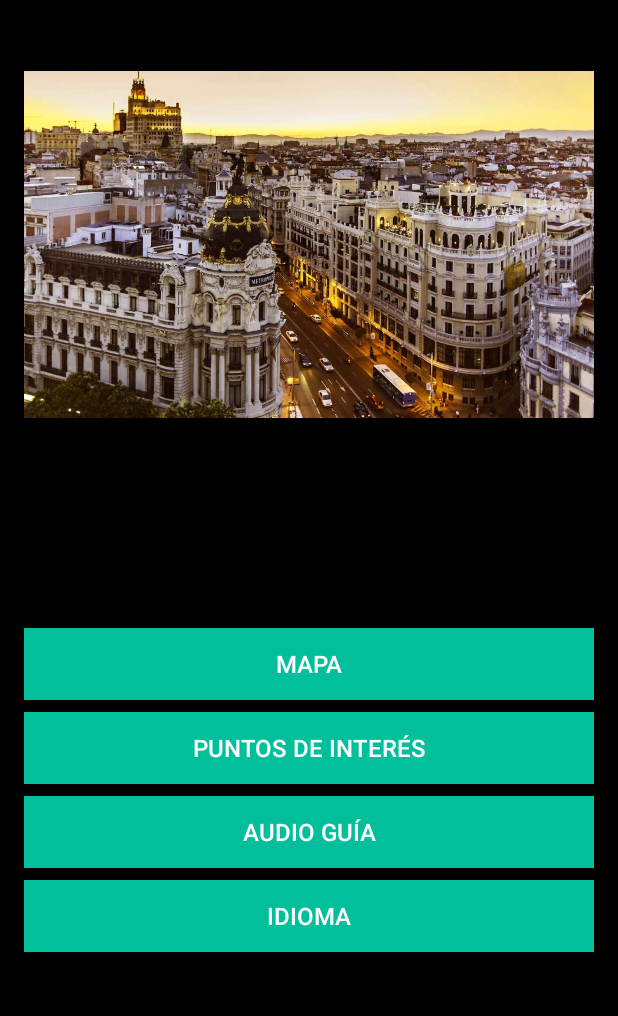
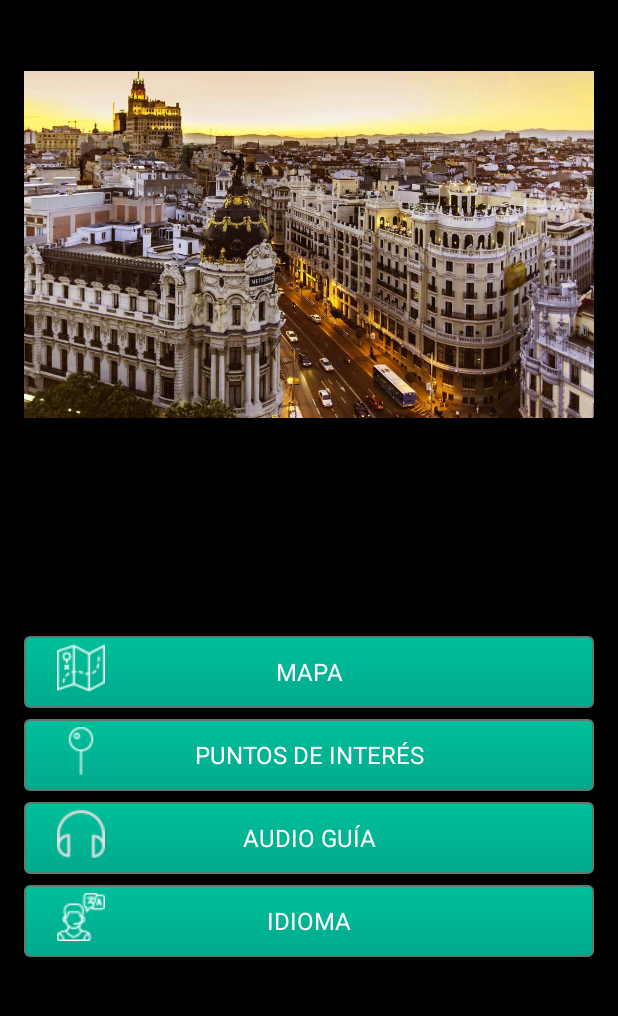
Before and after one commit to GynGyny/MadridEncantadaPFC, an Android app: the screen it shows after launch (MainActivity), on a phone screen of 412 x 824 dp, the part 84-1100 px from its top. Run offline under Robolectric (Android 15) with nearby library versions, the phone set to English and light mode, and no system bars.

Commit message:
Mejorado estilo del main
Añadidos iconos y selectors para los iconos de mainactivity.
Solucionado problema al volver atrás desde MainActivity

```diff
--- a/app/src/main/AndroidManifest.xml
+++ b/app/src/main/AndroidManifest.xml
@@ -60,10 +60,10 @@
         <activity
             android:name=".activities.PointMapActivity"
             android:label="@string/title_activity_point_map" />
-        <activity android:name=".activities.StartActivity">
+        <activity android:name=".activities.StartActivity"
+            android:theme="@style/AppTheme.NoActionBar">
             <intent-filter>
                 <action android:name="android.intent.action.MAIN" />
-
                 <category android:name="android.intent.category.LAUNCHER" />
             </intent-filter>
         </activity>
--- a/app/src/main/java/geo/rutas/madrid/com/madridencantada/activities/AudioMapsActivity.java
+++ b/app/src/main/java/geo/rutas/madrid/com/madridencantada/activities/AudioMapsActivity.java
@@ -138,7 +138,7 @@ public class AudioMapsActivity extends AppCompatActivity implements OnMapReadyCa
         LatLngBounds bounds = builder.build();
         int padding = 100; // Pixels para el desplazamiento de los bordes del mapa (zoom)
         CameraUpdate cu = CameraUpdateFactory.newLatLngBounds(bounds, padding);
-        mMap.moveCamera(cu);
+        mMap.animateCamera(cu);
     }
 
 
--- a/app/src/main/java/geo/rutas/madrid/com/madridencantada/activities/MainActivity.java
+++ b/app/src/main/java/geo/rutas/madrid/com/madridencantada/activities/MainActivity.java
@@ -15,6 +15,7 @@ import android.support.v7.app.AppCompatActivity;
 import android.support.v7.widget.Toolbar;
 import android.view.View;
 import android.widget.Button;
+import android.widget.RelativeLayout;
 
 import java.util.ArrayList;
 import java.util.List;
@@ -26,10 +27,10 @@ import models.Lugar;
 
 public class MainActivity extends AppCompatActivity implements View.OnClickListener {
 
-    private Button btMap;
-    private Button btPointOfInterest;
-    private Button btOptions;
-    private Button btAudioGuide;
+    private RelativeLayout btMap;     // Son RelativeLayouts pero los usamos como botones
+    private RelativeLayout btPointOfInterest;
+    private RelativeLayout btOptions;
+    private RelativeLayout btAudioGuide;
 
     private static String SPANISH = "es";
 
@@ -43,10 +44,10 @@ public class MainActivity extends AppCompatActivity implements View.OnClickListe
         Toolbar toolbar = (Toolbar) findViewById(R.id.toolbar);
         toolbar.setTitle(getString(R.string.app_name));
         setSupportActionBar(toolbar);
-        btMap = (Button) findViewById(R.id.button_map);
-        btPointOfInterest = (Button) findViewById(R.id.button_point_of_interest);
-        btOptions = (Button)findViewById(R.id.button_options);
-        btAudioGuide = (Button) findViewById(R.id.button_audio_guide);
+        btMap = (RelativeLayout) findViewById(R.id.button_map);
+        btPointOfInterest = (RelativeLayout) findViewById(R.id.button_point_of_interest);
+        btOptions = (RelativeLayout)findViewById(R.id.button_options);
+        btAudioGuide = (RelativeLayout) findViewById(R.id.button_audio_guide);
         setOnClickListenersForButtons();
         ((MadridEncantadaApp) getApplication()).setLugaresList(getAllPlaces());
     }
--- a/app/src/main/java/geo/rutas/madrid/com/madridencantada/activities/PointMapActivity.java
+++ b/app/src/main/java/geo/rutas/madrid/com/madridencantada/activities/PointMapActivity.java
@@ -110,9 +110,9 @@ public class PointMapActivity extends AppCompatActivity implements OnMapReadyCal
             builder.include(marker.getPosition());
         }
         LatLngBounds bounds = builder.build();
-        int padding = 100; // Pixels para el desplazamiento de los bordes del mapa (zoom)
+        int padding = 100; // Pixels para el margen de los bordes del mapa
         CameraUpdate cu = CameraUpdateFactory.newLatLngBounds(bounds, padding);
-        mMap.moveCamera(cu);
+        mMap.animateCamera(cu);
     }
 
 
--- a/app/src/main/java/geo/rutas/madrid/com/madridencantada/activities/StartActivity.java
+++ b/app/src/main/java/geo/rutas/madrid/com/madridencantada/activities/StartActivity.java
@@ -26,6 +26,6 @@ public class StartActivity extends AppCompatActivity {
         Intent intent = new Intent(this, MainActivity.class);
         startActivity(intent);
         overridePendingTransition(android.R.anim.slide_in_left, android.R.anim.cycle_interpolator);  // TODO ANIMACIONES !!!
-
+        finish();
     }
 }
--- /dev/null
+++ b/app/src/main/res/drawable/selector_button_main.xml
@@ -0,0 +1,23 @@
+<selector xmlns:android="http://schemas.android.com/apk/res/android" >
+    <item android:state_pressed="true" >
+        <shape android:shape="rectangle"  >
+            <corners android:radius="3dip" />
+            <stroke android:width="1dip" android:color="#5e7974" />
+            <gradient android:angle="-90" android:startColor="@color/pesto_dark" android:endColor="@color/pesto_medium"  />
+        </shape>
+    </item>
+    <item android:state_focused="true">
+        <shape android:shape="rectangle"  >
+            <corners android:radius="3dip" />
+            <stroke android:width="1dip" android:color="#5e7974" />
+            <solid android:color="@color/pesto_dark"/>
+        </shape>
+    </item>
+    <item >
+        <shape android:shape="rectangle"  >
+            <corners android:radius="3dip" />
+            <stroke android:width="1dip" android:color="#5e7974" />
+            <gradient android:angle="-90"  android:startColor="@color/pesto_light" android:endColor="@color/pesto_medium"  />
+        </shape>
+    </item>
+</selector>
--- a/app/src/main/res/layout/content_main.xml
+++ b/app/src/main/res/layout/content_main.xml
@@ -31,48 +31,150 @@
         android:orientation="vertical">
 
         <!--Botón de "mapa"-->
-        <Button
+
+        <RelativeLayout
             android:id="@+id/button_map"
             android:layout_width="match_parent"
+            android:layout_height="?attr/listPreferredItemHeightSmall"
+            android:layout_gravity="center"
+            android:layout_marginBottom="7dp"
+            android:background="@drawable/selector_button_main"
+            android:gravity="center"
+            android:orientation="horizontal"
+            android:paddingBottom="5dp"
+            android:paddingTop="5dp">
+
+            <ImageView
+                android:layout_width="wrap_content"
                 android:layout_height="wrap_content"
-            android:layout_marginBottom="8dp"
-            android:background="@color/pesto_light"
+                android:layout_alignParentLeft="true"
+                android:layout_marginLeft="22dp"
+                android:layout_marginRight="7dp"
+                android:src="@drawable/map" />
+
+            <TextView
+                android:id="@+id/tv_map"
+                android:layout_width="match_parent"
+                android:layout_height="match_parent"
+                android:layout_alignParentBottom="true"
+                android:layout_alignParentTop="true"
+                android:gravity="center"
                 android:text="@string/map"
+                android:textAllCaps="true"
                 android:textColor="@android:color/white"
                 android:textSize="16sp" />
 
+        </RelativeLayout>
+
+
         <!--Botón de "puntos de interés"-->
-        <Button
+
+        <RelativeLayout
             android:id="@+id/button_point_of_interest"
             android:layout_width="match_parent"
+            android:layout_height="?attr/listPreferredItemHeightSmall"
+            android:layout_gravity="center"
+            android:layout_marginBottom="7dp"
+            android:background="@drawable/selector_button_main"
+            android:gravity="center"
+            android:orientation="horizontal"
+            android:paddingBottom="5dp"
+            android:paddingTop="5dp">
+
+            <ImageView
+                android:layout_width="wrap_content"
                 android:layout_height="wrap_content"
-            android:layout_marginBottom="8dp"
-            android:background="@color/pesto_light"
+                android:layout_alignParentLeft="true"
+                android:layout_marginLeft="22dp"
+                android:layout_marginRight="7dp"
+                android:src="@drawable/pin" />
+
+            <TextView
+                android:id="@+id/tv_points_of_interest"
+                android:layout_width="match_parent"
+                android:layout_height="match_parent"
+                android:layout_alignParentBottom="true"
+                android:layout_alignParentTop="true"
+                android:gravity="center"
                 android:text="@string/points_of_interest"
+                android:textAllCaps="true"
                 android:textColor="@android:color/white"
                 android:textSize="16sp" />
 
+        </RelativeLayout>
+
+
         <!--Botón de "auidio guía"-->
-        <Button
+
+        <RelativeLayout
             android:id="@+id/button_audio_guide"
             android:layout_width="match_parent"
+            android:layout_height="?attr/listPreferredItemHeightSmall"
+            android:layout_gravity="center"
+            android:layout_marginBottom="7dp"
+            android:background="@drawable/selector_button_main"
+            android:gravity="center"
+            android:orientation="horizontal"
+            android:paddingBottom="5dp"
+            android:paddingTop="5dp">
+
+            <ImageView
+                android:layout_width="wrap_content"
                 android:layout_height="wrap_content"
-            android:layout_marginBottom="8dp"
-            android:background="@color/pesto_light"
+                android:layout_alignParentLeft="true"
+                android:layout_marginLeft="22dp"
+                android:layout_marginRight="7dp"
+                android:src="@drawable/headphones" />
+
+            <TextView
+                android:id="@+id/tv_audio_guide"
+                android:layout_width="match_parent"
+                android:layout_height="match_parent"
+                android:layout_alignParentBottom="true"
+                android:layout_alignParentTop="true"
+                android:gravity="center"
                 android:text="@string/audio_guide"
+                android:textAllCaps="true"
                 android:textColor="@android:color/white"
                 android:textSize="16sp" />
 
+        </RelativeLayout>
+
+
         <!--Botón de "opciones"-->
-        <Button
+
+        <RelativeLayout
             android:id="@+id/button_options"
             android:layout_width="match_parent"
+            android:layout_height="?attr/listPreferredItemHeightSmall"
+            android:layout_gravity="center"
+            android:background="@drawable/selector_button_main"
+            android:gravity="center"
+            android:orientation="horizontal"
+            android:paddingBottom="5dp"
+            android:paddingTop="5dp">
+
+            <ImageView
+                android:layout_width="wrap_content"
                 android:layout_height="wrap_content"
-            android:layout_marginBottom="8dp"
-            android:background="@color/pesto_light"
+                android:layout_alignParentLeft="true"
+                android:layout_marginLeft="22dp"
+                android:layout_marginRight="7dp"
+                android:src="@drawable/translator" />
+
+            <TextView
+                android:id="@+id/tv_language"
+                android:layout_width="match_parent"
+                android:layout_height="match_parent"
+                android:layout_alignParentBottom="true"
+                android:layout_alignParentTop="true"
+                android:gravity="center"
                 android:text="@string/language"
+                android:textAllCaps="true"
                 android:textColor="@android:color/white"
                 android:textSize="16sp" />
+
+        </RelativeLayout>
 
 
     </LinearLayout>
--- a/app/src/main/res/values/styles.xml
+++ b/app/src/main/res/values/styles.xml
@@ -11,6 +11,7 @@
     <style name="AppTheme.NoActionBar">
         <item name="windowActionBar">false</item>
         <item name="windowNoTitle">true</item>
+        <item name="colorAccent">@color/pesto_light</item>
     </style>
 
     <style name="AppTheme.AppBarOverlay" parent="ThemeOverlay.AppCompat.Dark.ActionBar" />
```
Also changed, not shown: app/src/main/res/drawable/headphones.png, app/src/main/res/drawable/map.png (added), app/src/main/res/drawable/pin.png (added), app/src/main/res/drawable/signs.png (added), app/src/main/res/drawable/technology.png (added), app/src/main/res/drawable/translator.png (added). Lines whose indentation alone changed are shown as unchanged.
